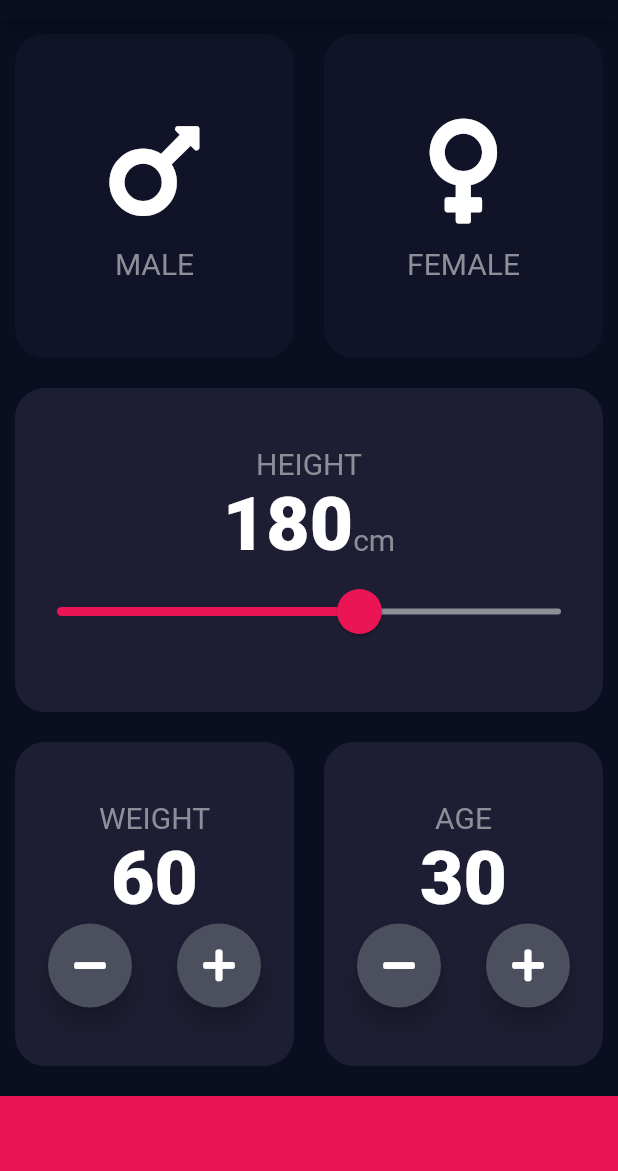
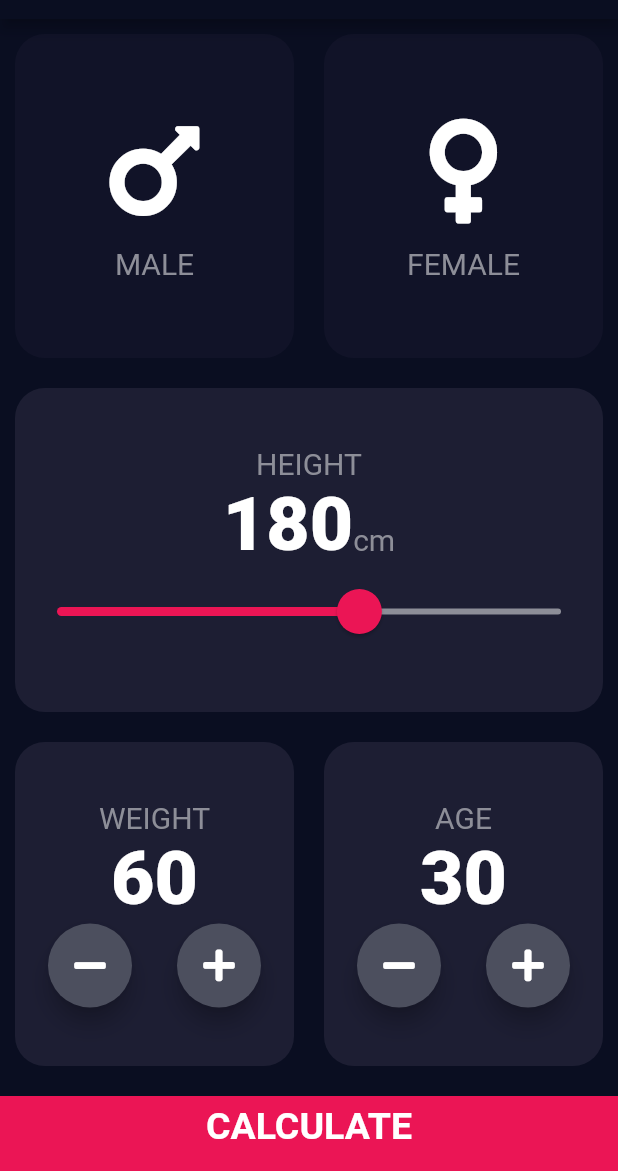
Before and after one commit to singh-harish/BMI_Calculator_App, a Flutter app: the screen it shows after launch, on a phone screen of 412 x 824 dp, the part 65-1236 px from its top. Run offline on Flutter 3.47's test engine with Material 2 defaults, Android fonts, the phone set to English and light mode, and no system bars; our stand-ins replace font_awesome_flutter.

Commit message:
Screen Navigation Added

```diff
--- a/lib/constant.dart
+++ b/lib/constant.dart
@@ -1,4 +1,5 @@
 import 'package:flutter/material.dart';
+import 'package:flutter/painting.dart';
 
 
 const kbottomContainerHeight = 50.0;
@@ -15,3 +16,19 @@ const knumberTextStyle = TextStyle(
   fontSize: 50,
   fontWeight: FontWeight.w900,
 );
+
+const kLargeButtonTextStyle= TextStyle(
+  fontSize: 25,
+  fontWeight: FontWeight.bold,
+);
+
+const kResultTextStyle = TextStyle(
+  fontSize: 20,
+  fontWeight: FontWeight.bold,
+  color: Color(0xFF24D876)
+);
+
+const kResultlabelTextStyle = TextStyle(
+  fontSize: 70,
+  fontWeight: FontWeight.bold,
+);
--- a/lib/input_page.dart
+++ b/lib/input_page.dart
@@ -1,8 +1,10 @@
+import 'package:bmi_calc/result_page.dart';
 import 'package:flutter/material.dart';
 import 'package:font_awesome_flutter/font_awesome_flutter.dart';
 import 'icon_content.dart';
 import 'reusable_card.dart';
 import 'constant.dart';
+import 'bottom_button.dart';
 
 enum Gender { male, female }
 
@@ -143,23 +145,31 @@ class _InputPageState extends State<InputPage> {
                             mainAxisAlignment: MainAxisAlignment.center,
                             children: [
                               FloatingActionButton(
-                                onPressed: (){
+                                heroTag: "button1",
+                                onPressed: () {
                                   setState(() {
-                                    weight-=1;
+                                    weight -= 1;
                                   });
                                 },
                                 backgroundColor: Color(0xFF4C4F5E),
-                                child: Icon(FontAwesomeIcons.minus, color: Colors.white,),
+                                child: Icon(
+                                  FontAwesomeIcons.minus,
+                                  color: Colors.white,
+                                ),
                               ),
                               SizedBox(width: 30),
                               FloatingActionButton(
-                                onPressed: (){
+                                heroTag: "button2",
+                                onPressed: () {
                                   setState(() {
-                                    weight+=1;
+                                    weight += 1;
                                   });
                                 },
                                 backgroundColor: Color(0xFF4C4F5E),
-                                child: Icon(FontAwesomeIcons.plus, color: Colors.white,),
+                                child: Icon(
+                                  FontAwesomeIcons.plus,
+                                  color: Colors.white,
+                                ),
                               ),
                             ],
                           ),
@@ -185,23 +195,31 @@ class _InputPageState extends State<InputPage> {
                             mainAxisAlignment: MainAxisAlignment.center,
                             children: [
                               FloatingActionButton(
-                                onPressed: (){
+                                heroTag: "button3",
+                                onPressed: () {
                                   setState(() {
-                                    age-=1;
+                                    age -= 1;
                                   });
                                 },
                                 backgroundColor: Color(0xFF4C4F5E),
-                                child: Icon(FontAwesomeIcons.minus, color: Colors.white,),
+                                child: Icon(
+                                  FontAwesomeIcons.minus,
+                                  color: Colors.white,
+                                ),
                               ),
                               SizedBox(width: 30),
                               FloatingActionButton(
-                                onPressed: (){
+                                heroTag: "button4",
+                                onPressed: () {
                                   setState(() {
-                                    age+=1;
+                                    age += 1;
                                   });
                                 },
                                 backgroundColor: Color(0xFF4C4F5E),
-                                child: Icon(FontAwesomeIcons.plus, color: Colors.white,),
+                                child: Icon(
+                                  FontAwesomeIcons.plus,
+                                  color: Colors.white,
+                                ),
                               ),
                             ],
                           ),
@@ -212,11 +230,40 @@ class _InputPageState extends State<InputPage> {
                 ],
               ),
             ),
-            Container(
-              color: Color(0xFFEB1555),
-              margin: EdgeInsets.only(top: 10),
-              width: double.infinity,
-              height: kbottomContainerHeight,
+            // BottomButton(
+            //   buttonText: "CALCULATE",
+            //   onTap: () {
+            //     Navigator.push(
+            //       context,
+            //       MaterialPageRoute(
+            //         builder: (context) => ResultPage(),
+            //       ),
+            //     );
+            //   },
+            // ),
+
+            GestureDetector(
+              onTap: () {
+                Navigator.push(
+                  context,
+                  MaterialPageRoute(
+                    builder: (context) => ResultPage(),
+                  ),
+                );
+              },
+              child: Container(
+                child: Center(
+                  child: Text(
+                    "CALCULATE",
+                    style: kLargeButtonTextStyle,
+                  ),
+                ),
+                color: Color(0xFFEB1555),
+                margin: EdgeInsets.only(top: 10),
+                padding: EdgeInsets.only(bottom: 10),
+                width: double.infinity,
+                height: kbottomContainerHeight,
+              ),
             ),
           ],
         ),
```
Also changed, not shown: lib/bottom_button.dart (added, +30 -0 lines), lib/result_page.dart (+83 -0 lines), pubspec.lock.
